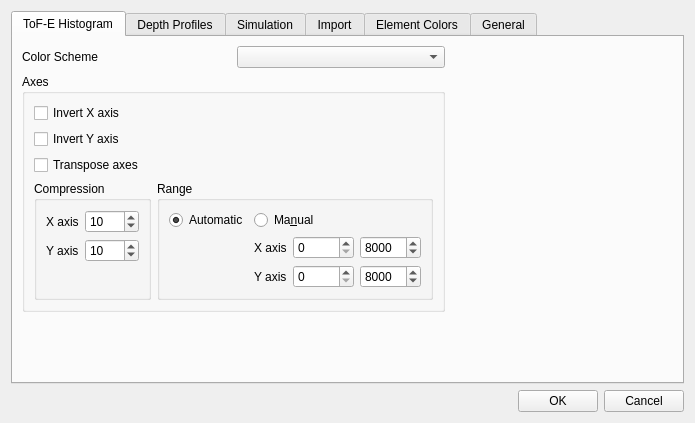
First picture: the form in ui_files/ui_global_settings.ui, repository JYU-IBA/potku, before the edit.
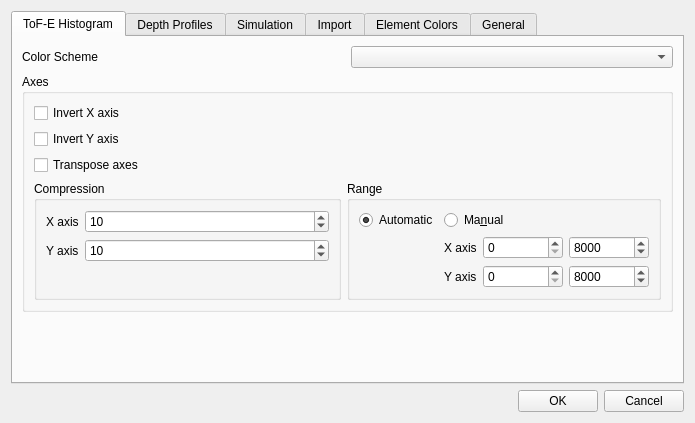
Second picture: the form after the edit. The open tabs and pages were chosen to show the change.

Commit message:
ToFEColorScheme enum added
- ToFE histogram's color scheme option is now an enum
- Changed "ion division" selection from combobox to a radio group
- "Save window geometries" option in global settings now implemented
- Some layout adjustments

Diff of the .ui file:
```diff
--- a/ui_files/ui_global_settings.ui
+++ b/ui_files/ui_global_settings.ui
@@ -39,19 +39,6 @@
        <string>ToF-E Histogram</string>
       </attribute>
       <layout class="QGridLayout" name="gridLayout_9">
-       <item row="1" column="2">
-        <spacer name="horizontalSpacer_6">
-         <property name="orientation">
-          <enum>Qt::Horizontal</enum>
-         </property>
-         <property name="sizeHint" stdset="0">
-          <size>
-           <width>40</width>
-           <height>20</height>
-          </size>
-         </property>
-        </spacer>
-       </item>
        <item row="0" column="0">
         <layout class="QHBoxLayout" name="horizontalLayout_2">
          <item>
@@ -201,6 +188,18 @@
                    </item>
                    <item>
                     <widget class="QSpinBox" name="spin_tofe_bin_x_min">
+                     <property name="minimumSize">
+                      <size>
+                       <width>80</width>
+                       <height>0</height>
+                      </size>
+                     </property>
+                     <property name="maximumSize">
+                      <size>
+                       <width>80</width>
+                       <height>16777215</height>
+                      </size>
+                     </property>
                      <property name="locale">
                       <locale language="C" country="AnyCountry"/>
                      </property>
@@ -214,6 +213,18 @@
                    </item>
                    <item>
                     <widget class="QSpinBox" name="spin_tofe_bin_x_max">
+                     <property name="minimumSize">
+                      <size>
+                       <width>80</width>
+                       <height>0</height>
+                      </size>
+                     </property>
+                     <property name="maximumSize">
+                      <size>
+                       <width>80</width>
+                       <height>16777215</height>
+                      </size>
+                     </property>
                      <property name="locale">
                       <locale language="C" country="AnyCountry"/>
                      </property>
@@ -244,6 +255,18 @@
                    </item>
                    <item>
                     <widget class="QSpinBox" name="spin_tofe_bin_y_min">
+                     <property name="minimumSize">
+                      <size>
+                       <width>80</width>
+                       <height>0</height>
+                      </size>
+                     </property>
+                     <property name="maximumSize">
+                      <size>
+                       <width>80</width>
+                       <height>16777215</height>
+                      </size>
+                     </property>
                      <property name="locale">
                       <locale language="C" country="AnyCountry"/>
                      </property>
@@ -257,6 +280,18 @@
                    </item>
                    <item>
                     <widget class="QSpinBox" name="spin_tofe_bin_y_max">
+                     <property name="minimumSize">
+                      <size>
+                       <width>80</width>
+                       <height>0</height>
+                      </size>
+                     </property>
+                     <property name="maximumSize">
+                      <size>
+                       <width>80</width>
+                       <height>16777215</height>
+                      </size>
+                     </property>
                      <property name="locale">
                       <locale language="C" country="AnyCountry"/>
                      </property>
```
Left out of the diff: 117 changed lines with no effect on the pictures. Lines whose indentation alone changed are shown as unchanged. The commit also changes 9 other files.
